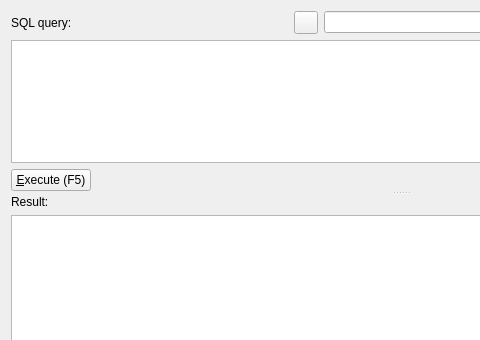
The window that db_manager/ui/DlgSqlWindow.ui (qgis/db_manager_plugin) describes before a commit, drawn with Qt 5; both pictures show x 0 to 480 and y 0 to 340 of the 801 by 525 pixel window.
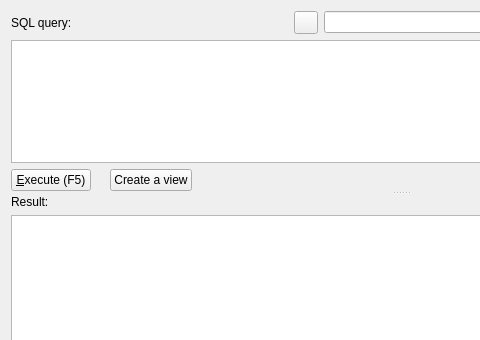
The same window after the commit. Icons and pictures are not drawn. Custom widgets are drawn as their Qt base class.

Commit message: [DBManager] Add a 'create view' button

Diff of the .ui file:
```diff
--- a/db_manager/ui/DlgSqlWindow.ui
+++ b/db_manager/ui/DlgSqlWindow.ui
@@ -102,6 +102,13 @@
            </property>
           </widget>
          </item>
+         <item>
+          <widget class="QPushButton" name="btnCreateView">
+           <property name="text">
+            <string>Create a view</string>
+           </property>
+          </widget>
+         </item>
          <item>
           <spacer>
            <property name="orientation">
```
The commit also changes 4 other files.
